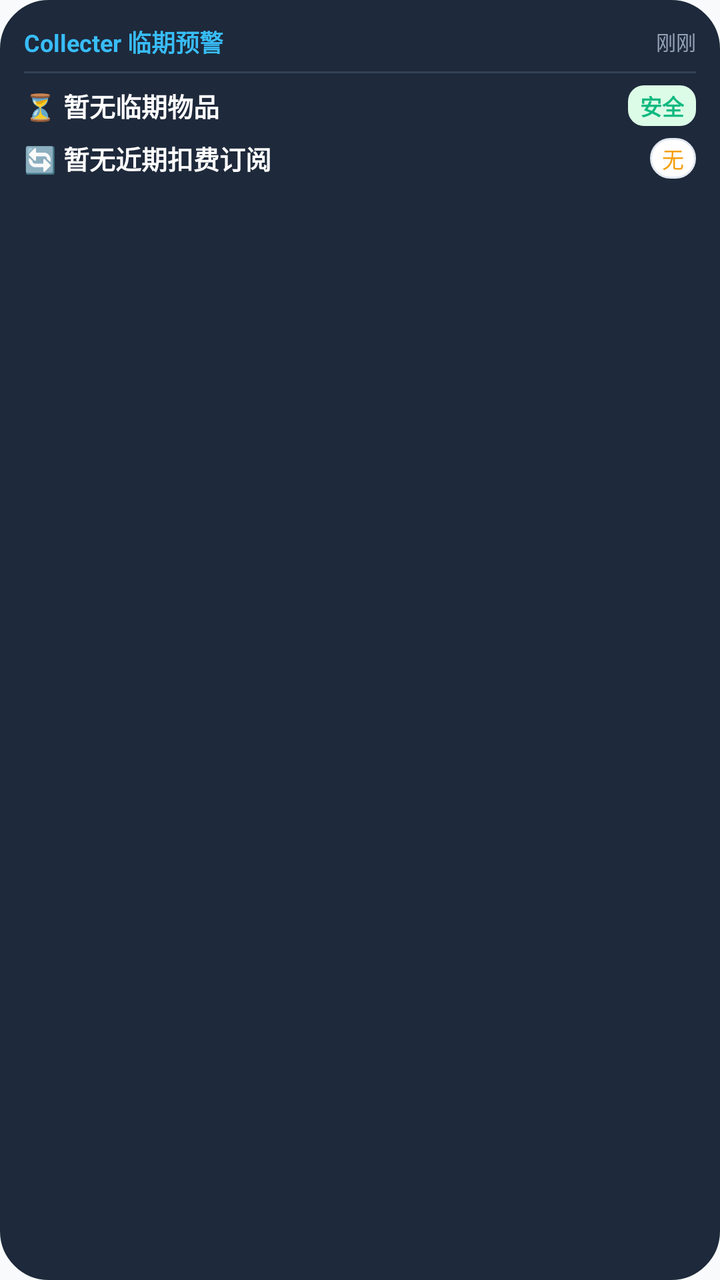
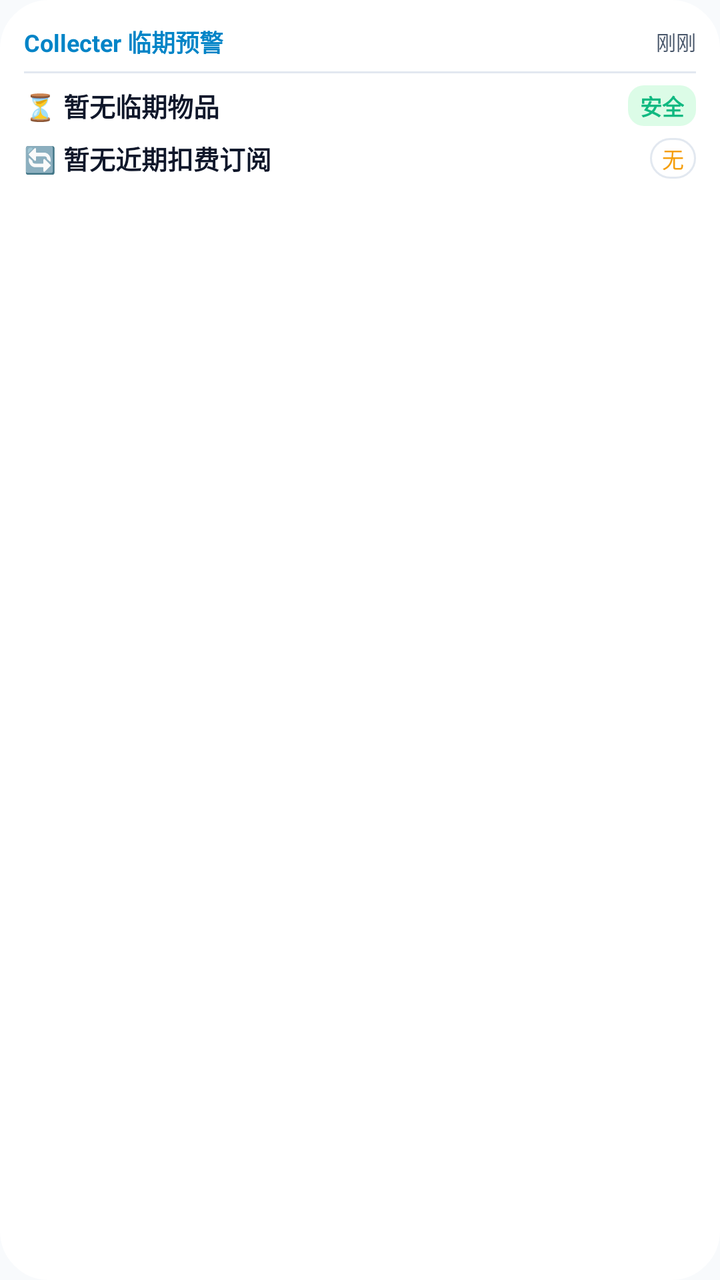

The first picture is an Android layout as it rendered before a commit; the second is the same layout after the commit. The layout source and the unified diff follow.
<!-- AndroidManifest.xml: application theme Theme.DiaperTracker -->
<!-- res/layout/widget_expiring_sub.xml -->
<?xml version="1.0" encoding="utf-8"?>
<LinearLayout
    xmlns:android="http://schemas.android.com/apk/res/android"
    android:id="@+id/widget_root"
    android:layout_width="match_parent"
    android:layout_height="match_parent"
    android:orientation="vertical"
    android:background="@drawable/bg_dialog_card"
    android:backgroundTint="#1E293B"
    android:padding="12dp">

    
    <LinearLayout
        android:layout_width="match_parent"
        android:layout_height="wrap_content"
        android:orientation="horizontal"
        android:gravity="center_vertical">

        <TextView
            android:layout_width="0dp"
            android:layout_height="wrap_content"
            android:layout_weight="1"
            android:text="Collecter 临期预警"
            android:textSize="12sp"
            android:textStyle="bold"
            android:textColor="#38BDF8" />

        <TextView
            android:id="@+id/widget_update_time"
            android:layout_width="wrap_content"
            android:layout_height="wrap_content"
            android:text="刚刚"
            android:textSize="10sp"
            android:textColor="#94A3B8" />
    </LinearLayout>

    <View
        android:layout_width="match_parent"
        android:layout_height="1dp"
        android:background="#334155"
        android:layout_marginVertical="6dp" />

    
    <LinearLayout
        android:layout_width="match_parent"
        android:layout_height="wrap_content"
        android:orientation="horizontal"
        android:gravity="center_vertical">

        <TextView
            android:id="@+id/widget_expiring_item_name"
            android:layout_width="0dp"
            android:layout_height="wrap_content"
            android:layout_weight="1"
            android:text="⏳ 暂无临期物品"
            android:textSize="13sp"
            android:textStyle="bold"
            android:textColor="#FFFFFF"
            android:maxLines="1"
            android:ellipsize="end" />

        <TextView
            android:id="@+id/widget_expiring_days_badge"
            android:layout_width="wrap_content"
            android:layout_height="wrap_content"
            android:text="安全"
            android:textSize="11sp"
            android:textStyle="bold"
            android:textColor="#10B981"
            android:paddingHorizontal="6dp"
            android:paddingVertical="2dp"
            android:background="@drawable/bg_stock_healthy" />
    </LinearLayout>

    
    <LinearLayout
        android:layout_width="match_parent"
        android:layout_height="wrap_content"
        android:orientation="horizontal"
        android:gravity="center_vertical"
        android:layout_marginTop="6dp">

        <TextView
            android:id="@+id/widget_sub_name"
            android:layout_width="0dp"
            android:layout_height="wrap_content"
            android:layout_weight="1"
            android:text="🔄 暂无近期扣费订阅"
            android:textSize="13sp"
            android:textStyle="bold"
            android:textColor="#FFFFFF"
            android:maxLines="1"
            android:ellipsize="end" />

        <TextView
            android:id="@+id/widget_sub_days_badge"
            android:layout_width="wrap_content"
            android:layout_height="wrap_content"
            android:text="无"
            android:textSize="11sp"
            android:textColor="#F59E0B"
            android:paddingHorizontal="6dp"
            android:paddingVertical="2dp"
            android:background="@drawable/bg_chip_inactive" />
    </LinearLayout>

</LinearLayout>
<!-- resources referenced by this layout -->
<resources>
  <!-- drawable bg_chip_inactive (drawable) -->
  <?xml version="1.0" encoding="utf-8"?>
  <shape xmlns:android="http://schemas.android.com/apk/res/android"
      android:shape="rectangle">
      <solid android:color="@color/card" />
      <stroke android:width="1dp" android:color="@color/card_border" />
      <corners android:radius="10dp" />
  </shape>
  <!-- drawable bg_dialog_card (drawable) -->
  <?xml version="1.0" encoding="utf-8"?>
  <shape xmlns:android="http://schemas.android.com/apk/res/android"
      android:shape="rectangle">
      <solid android:color="@color/card" />
      <corners android:radius="24dp" />
      <stroke
          android:width="1dp"
          android:color="@color/card_border" />
  </shape>
  <!-- drawable bg_stock_healthy (drawable) -->
  <?xml version="1.0" encoding="utf-8"?>
  <shape xmlns:android="http://schemas.android.com/apk/res/android"
      android:shape="rectangle">
      <solid android:color="@color/stock_healthy_bg" />
      <corners android:radius="8dp" />
  </shape>
  <style name="Theme.DiaperTracker" parent="Theme.Material3.DayNight.NoActionBar">
          <item name="colorPrimary">@color/primary</item>
          <item name="colorPrimaryDark">@color/primary_dark</item>
          <item name="colorSecondary">@color/accent</item>
          <item name="android:colorBackground">@color/background</item>
          <item name="android:statusBarColor">@color/primary_dark</item>
          <item name="android:windowLightStatusBar">false</item>
          <item name="android:navigationBarColor">@color/card</item>
          <item name="android:windowLightNavigationBar">true</item>
      </style>
  <color name="card">#FFFFFF</color>
  <color name="card_border">#E2E8F0</color>
  <color name="stock_healthy_bg">#DCFCE7</color>
  <color name="primary">#059669</color>
  <color name="primary_dark">#047857</color>
  <color name="accent">#F59E0B</color>
  <color name="background">#F8FAFC</color>
</resources>

<!-- the commit's change to res/layout/widget_expiring_sub.xml (unified diff, before → after) -->
@@ -6,7 +6,7 @@
     android:layout_height="match_parent"
     android:orientation="vertical"
     android:background="@drawable/bg_dialog_card"
-    android:backgroundTint="#1E293B"
+    android:backgroundTint="@color/card"
     android:padding="12dp">
 
     
@@ -23,7 +23,7 @@
             android:text="Collecter 临期预警"
             android:textSize="12sp"
             android:textStyle="bold"
-            android:textColor="#38BDF8" />
+            android:textColor="@color/tag_custom_text" />
 
         <TextView
             android:id="@+id/widget_update_time"
@@ -31,13 +31,13 @@
             android:layout_height="wrap_content"
             android:text="刚刚"
             android:textSize="10sp"
-            android:textColor="#94A3B8" />
+            android:textColor="@color/text_secondary" />
     </LinearLayout>
 
     <View
         android:layout_width="match_parent"
         android:layout_height="1dp"
-        android:background="#334155"
+        android:background="@color/card_border"
         android:layout_marginVertical="6dp" />
 
     
@@ -55,7 +55,7 @@
             android:text="⏳ 暂无临期物品"
             android:textSize="13sp"
             android:textStyle="bold"
-            android:textColor="#FFFFFF"
+            android:textColor="@color/text_primary"
             android:maxLines="1"
             android:ellipsize="end" />
 
@@ -66,7 +66,7 @@
             android:text="安全"
             android:textSize="11sp"
             android:textStyle="bold"
-            android:textColor="#10B981"
+            android:textColor="@color/primary_light"
             android:paddingHorizontal="6dp"
             android:paddingVertical="2dp"
             android:background="@drawable/bg_stock_healthy" />
@@ -88,7 +88,7 @@
             android:text="🔄 暂无近期扣费订阅"
             android:textSize="13sp"
             android:textStyle="bold"
-            android:textColor="#FFFFFF"
+            android:textColor="@color/text_primary"
             android:maxLines="1"
             android:ellipsize="end" />
 
@@ -98,7 +98,7 @@
             android:layout_height="wrap_content"
             android:text="无"
             android:textSize="11sp"
-            android:textColor="#F59E0B"
+            android:textColor="@color/warning"
             android:paddingHorizontal="6dp"
             android:paddingVertical="2dp"
             android:background="@drawable/bg_chip_inactive" />
<!-- resource entries referenced after the edit -->
@@ -37,6 +37,11 @@
       </style>
   <color name="card">#FFFFFF</color>
   <color name="card_border">#E2E8F0</color>
+  <color name="primary_light">#10B981</color>
+  <color name="tag_custom_text">#0284C7</color>
+  <color name="text_primary">#0F172A</color>
+  <color name="text_secondary">#475569</color>
+  <color name="warning">#F59E0B</color>
   <color name="stock_healthy_bg">#DCFCE7</color>
   <color name="primary">#059669</color>
   <color name="primary_dark">#047857</color>
